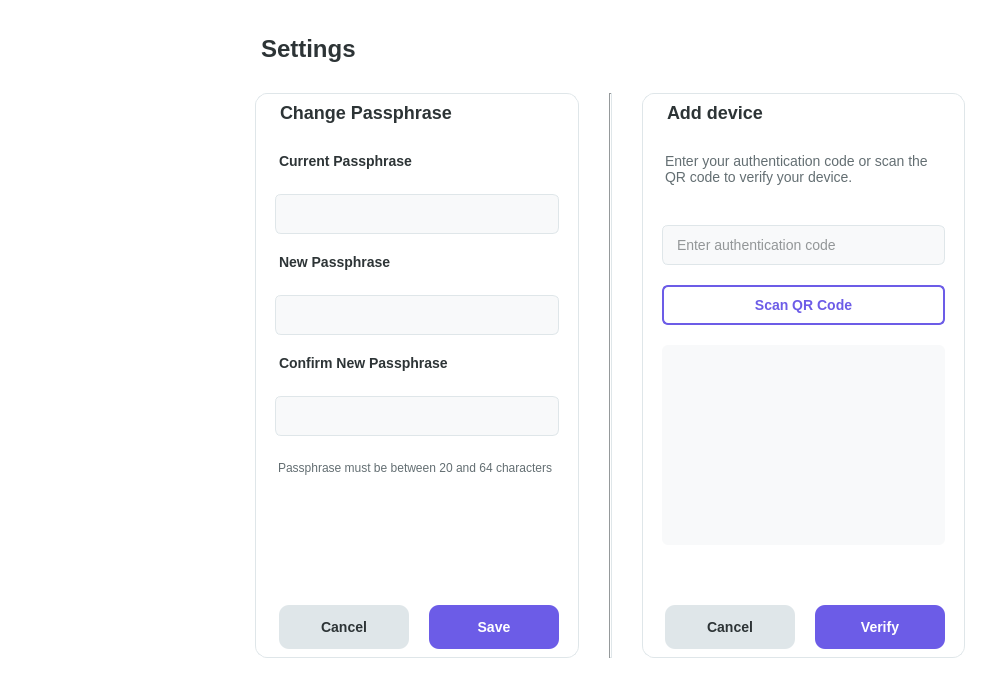
The window that src/ui/windows/settings/settings.ui (dylan-teehan-skc/Eastwood) describes before a commit, drawn with Qt 5.
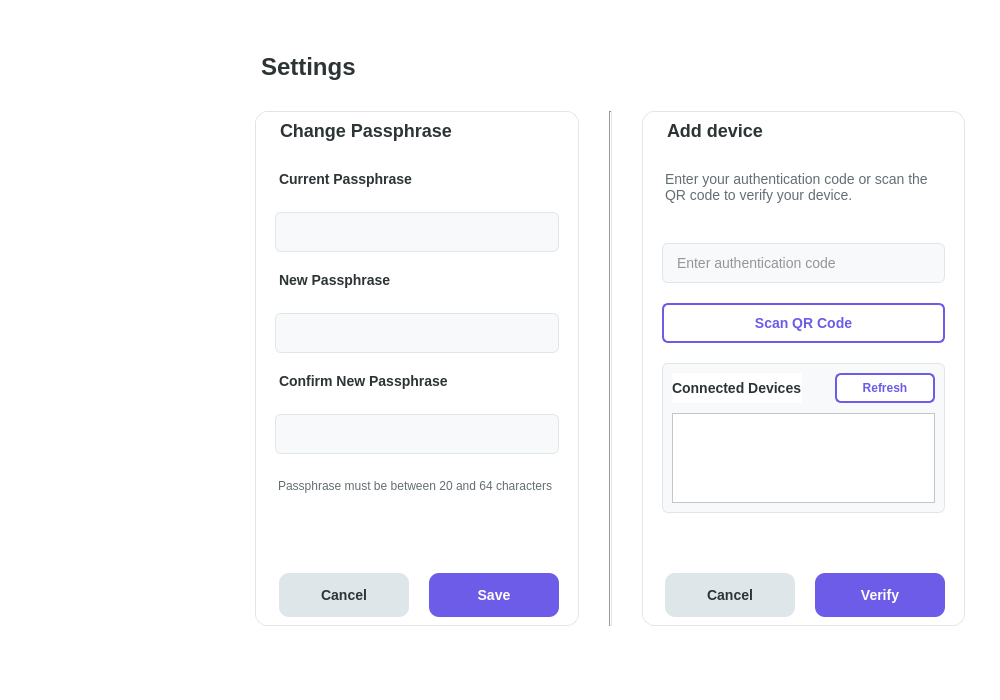
The same window after the commit. Custom widgets are drawn as their Qt base class.

The edit to the form file:
```diff
--- a/src/ui/windows/settings/settings.ui
+++ b/src/ui/windows/settings/settings.ui
@@ -481,19 +481,145 @@
            </widget>
           </item>
           <item>
-           <widget class="QLabel" name="qrCodeLabel">
+           <widget class="QWidget" name="deviceListContainer" native="true">
             <property name="minimumSize">
              <size>
-              <width>200</width>
-              <height>200</height>
+              <width>0</width>
+              <height>150</height>
              </size>
             </property>
             <property name="styleSheet">
-             <string notr="true">background-color: #f8f9fa; border-radius: 6px;</string>
+             <string notr="true">QWidget#deviceListContainer {
+  background-color: #f8f9fa;
+  border: 1px solid #dfe6e9;
+  border-radius: 6px;
+}</string>
             </property>
-            <property name="alignment">
-             <set>Qt::AlignmentFlag::AlignCenter</set>
-            </property>
+            <layout class="QVBoxLayout" name="deviceListLayout">
+             <property name="spacing">
+              <number>10</number>
+             </property>
+             <property name="leftMargin">
+              <number>10</number>
+             </property>
+             <property name="topMargin">
+              <number>10</number>
+             </property>
+             <property name="rightMargin">
+              <number>10</number>
+             </property>
+             <property name="bottomMargin">
+              <number>10</number>
+             </property>
+             <item>
+              <layout class="QHBoxLayout" name="deviceListHeaderLayout">
+               <item>
+                <widget class="QLabel" name="deviceListTitle">
+                 <property name="styleSheet">
+                  <string notr="true">font-size: 14px; font-weight: bold; color: #2d3436;</string>
+                 </property>
+                 <property name="text">
+                  <string>Connected Devices</string>
+                 </property>
+                </widget>
+               </item>
+               <item>
+                <spacer name="deviceListSpacer">
+                 <property name="orientation">
+                  <enum>Qt::Orientation::Horizontal</enum>
+                 </property>
+                 <property name="sizeHint" stdset="0">
+                  <size>
+                   <width>40</width>
+                   <height>20</height>
+                  </size>
+                 </property>
+                </spacer>
+               </item>
+               <item>
+                <widget class="QPushButton" name="refreshDevicesButton">
+                 <property name="minimumSize">
+                  <size>
+                   <width>100</width>
+                   <height>30</height>
+                  </size>
+                 </property>
+                 <property name="styleSheet">
+                  <string notr="true">QPushButton {
+  font-size: 12px;
+  font-weight: bold;
+  color: #6c5ce7;
+  background-color: white;
+  border: 2px solid #6c5ce7;
+  border-radius: 6px;
+}
+QPushButton:hover {
+  background-color: #f5f3ff;
+}
+QPushButton:pressed {
+  background-color: #eeeaff;
+}</string>
+                 </property>
+                 <property name="text">
+                  <string>Refresh</string>
+                 </property>
+                </widget>
+               </item>
+              </layout>
+             </item>
+             <item>
+              <widget class="QScrollArea" name="deviceScrollArea">
+               <property name="widgetResizable">
+                <bool>true</bool>
+               </property>
+               <property name="styleSheet">
+                <string notr="true">QScrollArea {
+  border: none;
+  background-color: transparent;
+}
+QScrollArea > QWidget > QWidget {
+  background-color: transparent;
+}
+QScrollBar:vertical {
+  border: none;
+  background: #f8f9fa;
+  width: 8px;
+  margin: 0px;
+}
+QScrollBar::handle:vertical {
+  background: #b2bec3;
+  min-height: 20px;
+  border-radius: 4px;
+}
+QScrollBar::add-line:vertical, QScrollBar::sub-line:vertical {
+  height: 0px;
+}</string>
+               </property>
+               <widget class="QWidget" name="deviceListWidget" native="true">
+                <property name="styleSheet">
+                 <string notr="true">background-color: transparent;</string>
+                </property>
+                <layout class="QVBoxLayout" name="deviceListWidgetLayout">
+                 <property name="spacing">
+                  <number>8</number>
+                 </property>
+                 <property name="leftMargin">
+                  <number>0</number>
+                 </property>
+                 <property name="topMargin">
+                  <number>0</number>
+                 </property>
+                 <property name="rightMargin">
+                  <number>0</number>
+                 </property>
+                 <property name="bottomMargin">
+                  <number>0</number>
+                 </property>
+                </layout>
+               </widget>
+              </widget>
+             </item>
+            </layout>
            </widget>
           </item>
           <item>
```
